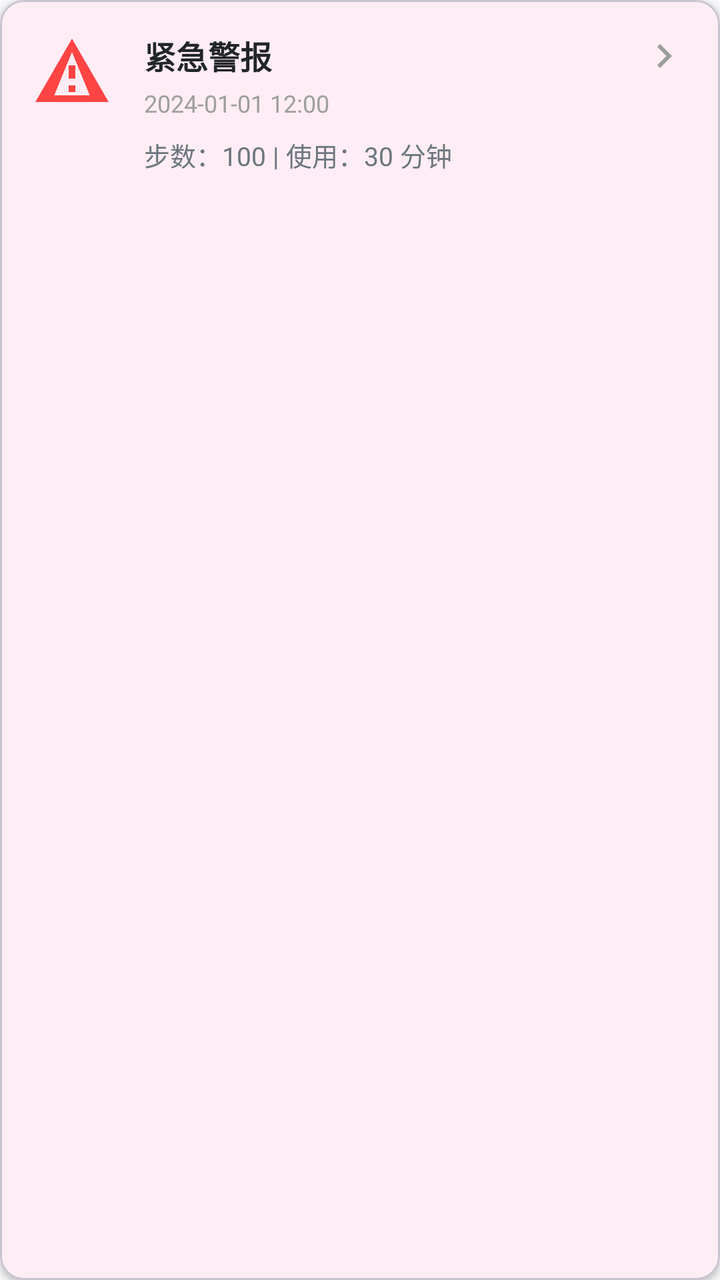
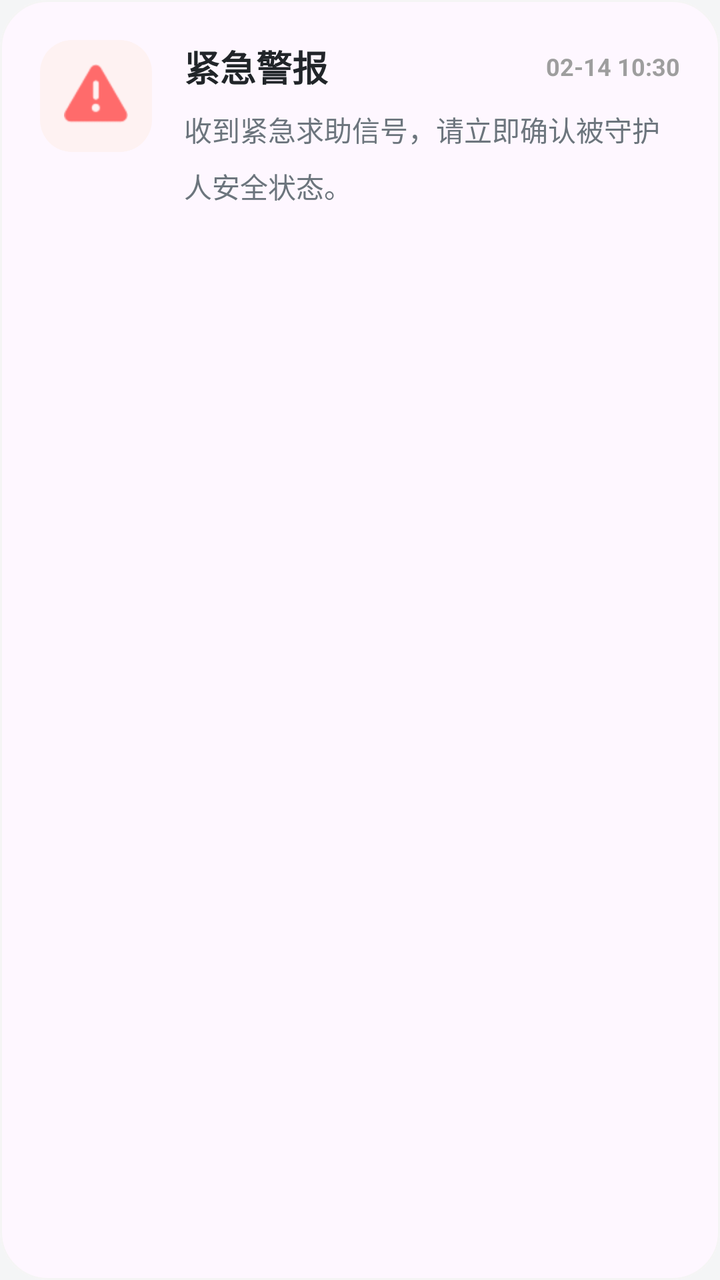

Screens rendered from an Android XML layout before and after an edit, with the pre-edit source and the edit as a unified diff.
<!-- AndroidManifest.xml: application theme Theme.LiveWell -->
<!-- res/layout/item_guardian_alert.xml -->
<?xml version="1.0" encoding="utf-8"?>
<com.google.android.material.card.MaterialCardView xmlns:android="http://schemas.android.com/apk/res/android"
    xmlns:app="http://schemas.android.com/apk/res-auto"
    android:layout_width="match_parent"
    android:layout_height="wrap_content"
    android:layout_marginBottom="12dp"
    app:cardCornerRadius="12dp"
    app:cardElevation="2dp"
    android:clickable="true"
    android:focusable="true"
    android:foreground="?attr/selectableItemBackground">

    <LinearLayout
        android:layout_width="match_parent"
        android:layout_height="wrap_content"
        android:orientation="horizontal"
        android:padding="16dp">

        
        <ImageView
            android:id="@+id/ivAlertType"
            android:layout_width="40dp"
            android:layout_height="40dp"
            android:src="@drawable/ic_alert"
            android:contentDescription="警报类型"/>

        
        <LinearLayout
            android:layout_width="0dp"
            android:layout_height="wrap_content"
            android:layout_weight="1"
            android:layout_marginStart="16dp"
            android:orientation="vertical">

            
            <LinearLayout
                android:layout_width="match_parent"
                android:layout_height="wrap_content"
                android:orientation="horizontal"
                android:gravity="center_vertical">

                <TextView
                    android:id="@+id/tvAlertTitle"
                    android:layout_width="0dp"
                    android:layout_height="wrap_content"
                    android:layout_weight="1"
                    android:text="紧急警报"
                    android:textSize="16sp"
                    android:textStyle="bold"
                    android:textColor="@color/text_primary"
                    android:maxLines="1"
                    android:ellipsize="end"/>

                <View
                    android:id="@+id/viewUnreadDot"
                    android:layout_width="8dp"
                    android:layout_height="8dp"
                    android:background="@drawable/bg_unread_dot"
                    android:visibility="gone"/>
            </LinearLayout>

            
            <TextView
                android:id="@+id/tvTimestamp"
                android:layout_width="wrap_content"
                android:layout_height="wrap_content"
                android:layout_marginTop="4dp"
                android:text="2024-01-01 12:00"
                android:textSize="12sp"
                android:textColor="@color/text_hint"/>

            
            <TextView
                android:id="@+id/tvSummary"
                android:layout_width="match_parent"
                android:layout_height="wrap_content"
                android:layout_marginTop="8dp"
                android:text="步数：100 | 使用：30 分钟"
                android:textSize="13sp"
                android:textColor="@color/text_secondary"
                android:maxLines="2"
                android:ellipsize="end"/>

            
            <LinearLayout
                android:layout_width="match_parent"
                android:layout_height="wrap_content"
                android:layout_marginTop="8dp"
                android:orientation="horizontal">

                <TextView
                    android:id="@+id/tvStepCount"
                    android:layout_width="wrap_content"
                    android:layout_height="wrap_content"
                    android:background="@drawable/bg_data_tag"
                    android:paddingHorizontal="8dp"
                    android:paddingVertical="4dp"
                    android:text="100 步"
                    android:textSize="12sp"
                    android:textColor="@color/text_secondary"
                    android:layout_marginEnd="8dp"
                    android:visibility="gone"/>

                <TextView
                    android:id="@+id/tvUsageMinutes"
                    android:layout_width="wrap_content"
                    android:layout_height="wrap_content"
                    android:background="@drawable/bg_data_tag"
                    android:paddingHorizontal="8dp"
                    android:paddingVertical="4dp"
                    android:text="30 分钟"
                    android:textSize="12sp"
                    android:textColor="@color/text_secondary"
                    android:visibility="gone"/>

            </LinearLayout>

        </LinearLayout>

        
        <ImageView
            android:layout_width="24dp"
            android:layout_height="24dp"
            android:src="@drawable/ic_arrow_right"
            android:contentDescription="查看详情"
            app:tint="@color/text_hint"/>

    </LinearLayout>

</com.google.android.material.card.MaterialCardView>
<!-- resources referenced by this layout -->
<resources>
  <color name="text_hint">#9E9E9E</color>
  <color name="text_primary">#212529</color>
  <color name="text_secondary">#6C757D</color>
  <!-- drawable bg_data_tag (drawable) -->
  <?xml version="1.0" encoding="utf-8"?>
  <shape xmlns:android="http://schemas.android.com/apk/res/android"
      android:shape="rectangle">
      <solid android:color="#F5F5F5"/>
      <corners android:radius="4dp"/>
  </shape>
  <!-- drawable bg_unread_dot (drawable) -->
  <?xml version="1.0" encoding="utf-8"?>
  <shape xmlns:android="http://schemas.android.com/apk/res/android"
      android:shape="oval">
      <solid android:color="#FF4444"/>
  </shape>
  <!-- drawable ic_alert (drawable) -->
  <vector xmlns:android="http://schemas.android.com/apk/res/android"
      android:width="24dp"
      android:height="24dp"
      android:viewportWidth="24"
      android:viewportHeight="24">
      <path
          android:fillColor="#FF4444"
          android:pathData="M12,2L1,21h22L12,2zM12,6l5.33,13L6.67,19L12,6zM11,10v4h2v-4h-2zM11,16v2h2v-2h-2z"/>
  </vector>
  <!-- drawable ic_arrow_right (drawable) -->
  <vector xmlns:android="http://schemas.android.com/apk/res/android"
      android:width="24dp"
      android:height="24dp"
      android:viewportWidth="24"
      android:viewportHeight="24">
      <path
          android:fillColor="#777777"
          android:pathData="M8.59,16.59L13.17,12 8.59,7.41 10,6l6,6 -6,6 -1.41,-1.41z"/>
  </vector>
  <style name="Theme.LiveWell" parent="Theme.Material3.DayNight.NoActionBar">
          <item name="colorPrimary">@color/primary</item>
          <item name="colorPrimaryVariant">@color/primary_dark</item>
          <item name="colorOnPrimary">@color/white</item>
          <item name="colorSecondary">@color/primary_light</item>
          <item name="colorSecondaryVariant">@color/primary</item>
          <item name="colorOnSecondary">@color/primary_dark</item>
          <item name="android:windowBackground">@color/background</item>
          <item name="android:statusBarColor">@color/primary</item>
      </style>
  <color name="primary">#FF6B6B</color>
  <color name="primary_dark">#FF5252</color>
  <color name="white">#FFFFFF</color>
  <color name="primary_light">#FFE5E5</color>
  <color name="background">#F8F9FA</color>
</resources>

<!-- the commit's change to res/layout/item_guardian_alert.xml (unified diff, before → after) -->
@@ -3,9 +3,11 @@
     xmlns:app="http://schemas.android.com/apk/res-auto"
     android:layout_width="match_parent"
     android:layout_height="wrap_content"
-    android:layout_marginBottom="12dp"
-    app:cardCornerRadius="12dp"
-    app:cardElevation="2dp"
+    android:layout_marginBottom="16dp"
+    app:cardCornerRadius="24dp"
+    app:cardElevation="0dp"
+    app:strokeWidth="1dp"
+    app:strokeColor="#F5F5F5"
     android:clickable="true"
     android:focusable="true"
     android:foreground="?attr/selectableItemBackground">
@@ -14,15 +16,25 @@
         android:layout_width="match_parent"
         android:layout_height="wrap_content"
         android:orientation="horizontal"
-        android:padding="16dp">
+        android:padding="20dp">
 
         
-        <ImageView
-            android:id="@+id/ivAlertType"
-            android:layout_width="40dp"
-            android:layout_height="40dp"
-            android:src="@drawable/ic_alert"
-            android:contentDescription="警报类型"/>
+        <FrameLayout
+            android:id="@+id/flAlertIcon"
+            android:layout_width="56dp"
+            android:layout_height="56dp"
+            android:background="@drawable/bg_emergency_icon">
+
+            <ImageView
+                android:id="@+id/ivAlertType"
+                android:layout_width="32dp"
+                android:layout_height="32dp"
+                android:layout_gravity="center"
+                android:src="@android:drawable/ic_dialog_alert"
+                android:tint="@color/primary"
+                android:contentDescription="警报类型"/>
+
+        </FrameLayout>
 
         
         <LinearLayout
@@ -45,7 +57,7 @@
                     android:layout_height="wrap_content"
                     android:layout_weight="1"
                     android:text="紧急警报"
-                    android:textSize="16sp"
+                    android:textSize="18sp"
                     android:textStyle="bold"
                     android:textColor="@color/text_primary"
                     android:maxLines="1"
@@ -55,19 +67,21 @@
                     android:id="@+id/viewUnreadDot"
                     android:layout_width="8dp"
                     android:layout_height="8dp"
+                    android:layout_marginStart="8dp"
                     android:background="@drawable/bg_unread_dot"
                     android:visibility="gone"/>
+
+                <TextView
+                    android:id="@+id/tvTimestamp"
+                    android:layout_width="wrap_content"
+                    android:layout_height="wrap_content"
+                    android:layout_marginStart="8dp"
+                    android:text="02-14 10:30"
+                    android:textSize="12sp"
+                    android:textColor="@color/text_hint"
+                    android:textStyle="bold"/>
+
             </LinearLayout>
-
-            
-            <TextView
-                android:id="@+id/tvTimestamp"
-                android:layout_width="wrap_content"
-                android:layout_height="wrap_content"
-                android:layout_marginTop="4dp"
-                android:text="2024-01-01 12:00"
-                android:textSize="12sp"
-                android:textColor="@color/text_hint"/>
 
             
             <TextView
@@ -75,9 +89,10 @@
                 android:layout_width="match_parent"
                 android:layout_height="wrap_content"
                 android:layout_marginTop="8dp"
-                android:text="步数：100 | 使用：30 分钟"
-                android:textSize="13sp"
+                android:text="收到紧急求助信号，请立即确认被守护人安全状态。"
+                android:textSize="14sp"
                 android:textColor="@color/text_secondary"
+                android:lineSpacingMultiplier="1.4"
                 android:maxLines="2"
                 android:ellipsize="end"/>
 
@@ -85,46 +100,36 @@
             <LinearLayout
                 android:layout_width="match_parent"
                 android:layout_height="wrap_content"
-                android:layout_marginTop="8dp"
-                android:orientation="horizontal">
+                android:layout_marginTop="16dp"
+                android:paddingTop="16dp"
+                android:orientation="horizontal"
+                android:background="@null">
 
                 <TextView
                     android:id="@+id/tvStepCount"
                     android:layout_width="wrap_content"
                     android:layout_height="wrap_content"
-                    android:background="@drawable/bg_data_tag"
-                    android:paddingHorizontal="8dp"
-                    android:paddingVertical="4dp"
-                    android:text="100 步"
+                    android:text="步数：120"
                     android:textSize="12sp"
-                    android:textColor="@color/text_secondary"
-                    android:layout_marginEnd="8dp"
+                    android:textColor="@color/text_hint"
+                    android:textStyle="bold"
+                    android:layout_marginEnd="24dp"
                     android:visibility="gone"/>
 
                 <TextView
                     android:id="@+id/tvUsageMinutes"
                     android:layout_width="wrap_content"
                     android:layout_height="wrap_content"
-                    android:background="@drawable/bg_data_tag"
-                    android:paddingHorizontal="8dp"
-                    android:paddingVertical="4dp"
-                    android:text="30 分钟"
+                    android:text="使用：45分钟"
                     android:textSize="12sp"
-                    android:textColor="@color/text_secondary"
+                    android:textColor="@color/text_hint"
+                    android:textStyle="bold"
                     android:visibility="gone"/>
 
             </LinearLayout>
 
         </LinearLayout>
 
-        
-        <ImageView
-            android:layout_width="24dp"
-            android:layout_height="24dp"
-            android:src="@drawable/ic_arrow_right"
-            android:contentDescription="查看详情"
-            app:tint="@color/text_hint"/>
-
     </LinearLayout>
 
 </com.google.android.material.card.MaterialCardView>
<!-- resource entries referenced after the edit -->
@@ -3,12 +3,12 @@
   <color name="text_hint">#9E9E9E</color>
   <color name="text_primary">#212529</color>
   <color name="text_secondary">#6C757D</color>
-  <!-- drawable bg_data_tag (drawable) -->
+  <!-- drawable bg_emergency_icon (drawable) -->
   <?xml version="1.0" encoding="utf-8"?>
   <shape xmlns:android="http://schemas.android.com/apk/res/android"
       android:shape="rectangle">
-      <solid android:color="#F5F5F5"/>
-      <corners android:radius="4dp"/>
+      <solid android:color="#FEF2F2"/>
+      <corners android:radius="16dp"/>
   </shape>
   <!-- drawable bg_unread_dot (drawable) -->
   <?xml version="1.0" encoding="utf-8"?>
@@ -16,26 +16,6 @@
       android:shape="oval">
       <solid android:color="#FF4444"/>
   </shape>
-  <!-- drawable ic_alert (drawable) -->
-  <vector xmlns:android="http://schemas.android.com/apk/res/android"
-      android:width="24dp"
-      android:height="24dp"
-      android:viewportWidth="24"
-      android:viewportHeight="24">
-      <path
-          android:fillColor="#FF4444"
-          android:pathData="M12,2L1,21h22L12,2zM12,6l5.33,13L6.67,19L12,6zM11,10v4h2v-4h-2zM11,16v2h2v-2h-2z"/>
-  </vector>
-  <!-- drawable ic_arrow_right (drawable) -->
-  <vector xmlns:android="http://schemas.android.com/apk/res/android"
-      android:width="24dp"
-      android:height="24dp"
-      android:viewportWidth="24"
-      android:viewportHeight="24">
-      <path
-          android:fillColor="#777777"
-          android:pathData="M8.59,16.59L13.17,12 8.59,7.41 10,6l6,6 -6,6 -1.41,-1.41z"/>
-  </vector>
   <style name="Theme.LiveWell" parent="Theme.Material3.DayNight.NoActionBar">
           <item name="colorPrimary">@color/primary</item>
           <item name="colorPrimaryVariant">@color/primary_dark</item>
@@ -50,6 +30,6 @@
   <color name="primary_dark">#FF5252</color>
   <color name="white">#FFFFFF</color>
   <color name="primary_light">#FFE5E5</color>
-  <color name="background">#F8F9FA</color>
+  <color name="background">#F4F5F6</color>
 </resources>
 
